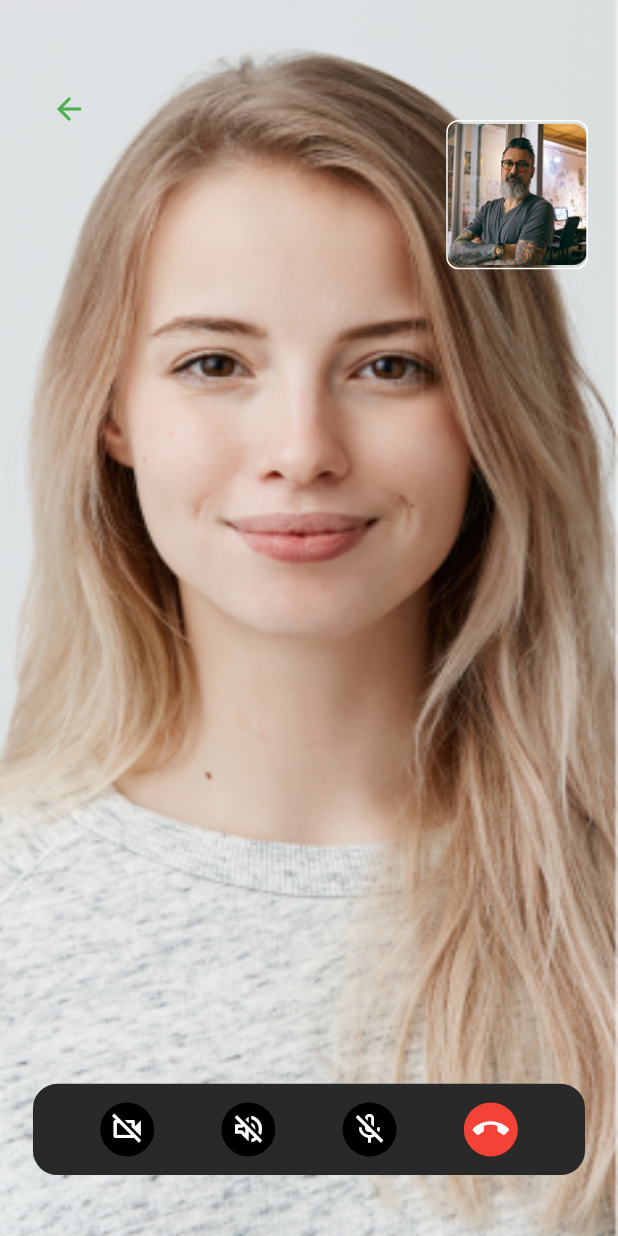
After one commit to naimulhassan2001/Flutter-Chat-App-, a Flutter app: the VideoCallScreen screen opened by its route, on a phone screen of 412 x 824 dp. The commit adds this screen. Run offline on Flutter 3.47's test engine with Material 3 defaults, Android fonts, the phone set to English and light mode, and no system bars; our stand-ins replace curved_navigation_bar, flutter_chat_bubble, flutter_local_notifications, flutter_screenutil, fluttertoast, get and 5 more; accounts and stored records are empty; network calls fail.

```diff
--- a/lib/controller/message/message_controller.dart
+++ b/lib/controller/message/message_controller.dart
@@ -1,4 +1,5 @@
 import 'dart:convert';
+import 'dart:io';
 
 import 'package:flutter/foundation.dart';
 import 'package:flutter/material.dart';
@@ -6,6 +7,7 @@ import 'package:flutter_chat_app/helpers/prefs_helper.dart';
 import 'package:flutter_chat_app/models/api_response_model.dart';
 import 'package:flutter_chat_app/models/message_model.dart';
 import 'package:get/get.dart';
+import 'package:image_picker/image_picker.dart';
 import '../../models/chat_message_model.dart';
 import '../../services/api_service.dart';
 import '../../services/socket_service.dart';
@@ -109,3 +111,44 @@ class MessageController extends GetxController {
     return "$hour:$minute";
   }
 }
+
+
+
+
+class TherapistController extends GetxController{
+
+  TextEditingController searchPatentName = TextEditingController();
+
+  TextEditingController messageController = TextEditingController();
+
+  RxInt index = 0.obs;
+  RxString sendMessage = ''.obs;
+  File? selectedMessageImage;
+  RxBool isCallConnected = true.obs;
+  RxBool isVideoCall = false.obs;
+  RxBool isVolumeMute = false.obs;
+  RxBool isMicMute = false.obs;
+  Rx<Offset> position = Offset(80.0, 20.0).obs;
+  RxDouble dragHorizontal = 20.0.obs;
+  RxDouble dragVertical = 80.0.obs;
+
+  Map sessionListMap =
+  {
+    "totalSessions" : 26,
+    "completeSessions" : 03
+  };
+
+
+  Future openGallery() async {
+    final pickImage =
+    await ImagePicker().pickImage(source: ImageSource.gallery);
+    selectedMessageImage = File(pickImage!.path);
+    update();
+  }
+
+// Future<void> openCamera() async{
+//   final cameras = await availableCameras();
+//   Get.to(VideoCallScreen(cameras: cameras));
+// }
+
+}
--- a/lib/core/app_routes.dart
+++ b/lib/core/app_routes.dart
@@ -3,6 +3,7 @@ import 'package:flutter_chat_app/view/screen/Auth/forgot%20password/create_passw
 import 'package:flutter_chat_app/view/screen/Auth/forgot%20password/forgot_password.dart';
 import 'package:flutter_chat_app/view/screen/Auth/forgot%20password/verify_forgot_otp.dart';
 import 'package:flutter_chat_app/view/screen/home/home_screen.dart';
+import 'package:flutter_chat_app/view/screen/message/video_call_screen.dart';
 import 'package:flutter_chat_app/view/screen/profile/profile_screen.dart';
 import 'package:flutter_chat_app/view/screen/profile/update_profile.dart';
 import 'package:flutter_chat_app/view/screen/setting/setting_screen.dart';
@@ -32,6 +33,7 @@ class AppRoutes {
   static const String verifyForgotOtp = "/verify_forgot_otp.dart";
   static const String changePassword = "/change_password_screen.dart";
   static const String setting = "/setting_screen.dart";
+  static const String videoCall = "/video_call_screen.dart";
 
   static List<GetPage> routes = [
     GetPage(name: test, page: () => TestScreen()),
@@ -49,5 +51,6 @@ class AppRoutes {
     GetPage(name: verifyForgotOtp, page: () => VerifyForgotPassword()),
     GetPage(name: changePassword, page: () => ChangePasswordScreen()),
     GetPage(name: setting, page: () => SettingScreen()),
+    GetPage(name: videoCall, page: () => VideoCallScreen()),
   ];
 }
--- a/lib/core/dependency_injection.dart
+++ b/lib/core/dependency_injection.dart
@@ -20,5 +20,6 @@ class DependencyInjection extends Bindings {
     Get.lazyPut(() => ChangePasswordController(), fenix: true);
     Get.lazyPut(() => ForgetPasswordController(), fenix: true);
     Get.lazyPut(() => SettingController(), fenix: true);
+    Get.lazyPut(() => TherapistController(), fenix: true);
   }
 }
--- a/lib/utils/app_images.dart
+++ b/lib/utils/app_images.dart
@@ -9,4 +9,6 @@ class AppImages {
   static const String profile = "$baseurl/profile.jpg";
   static const String defaultProfile = "$baseurl/default_profile.jpg";
   static const String createPasswordImage = "$baseurl/create_password_image.png";
+  static const String callerImg = "$baseurl/callerImg.png";
+  static const String patient_1 = "$baseurl/patient_1.png";
 }
--- a/lib/view/screen/message/message_screen.dart
+++ b/lib/view/screen/message/message_screen.dart
@@ -1,6 +1,7 @@
 import 'dart:convert';
 
 import 'package:flutter/material.dart';
+import 'package:flutter_chat_app/core/app_routes.dart';
 import 'package:flutter_chat_app/extension/extension.dart';
 import 'package:flutter_chat_app/models/api_response_model.dart';
 import 'package:flutter_chat_app/models/chat_list_model.dart';
@@ -93,6 +94,9 @@ class _MessageScreenState extends State<MessageScreen> {
                     ],
                   ),
                   const Spacer(),
+                  IconButton(
+                      onPressed: () => Get.toNamed(AppRoutes.videoCall),
+                      icon: const Icon(Icons.videocam_outlined)),
                   const Icon(Icons.more_vert_outlined)
                 ],
               ),
--- /dev/null
+++ b/lib/view/screen/message/video_call_screen.dart
@@ -0,0 +1,168 @@
+import 'dart:io';
+import 'dart:math';
+import 'package:flutter/material.dart';
+import 'package:flutter_screenutil/flutter_screenutil.dart';
+import 'package:get/get.dart';
+import '../../../../utils/app_colors.dart';
+import '../../../controller/message/message_controller.dart';
+import '../../../utils/app_images.dart';
+
+class VideoCallScreen extends StatelessWidget {
+  VideoCallScreen({super.key});
+
+  TherapistController therapistController = Get.put(TherapistController());
+
+  @override
+  Widget build(BuildContext context) {
+    return Scaffold(
+      body: Obx(() {
+        return Stack(
+          children: [
+            Image.asset(
+              AppImages.callerImg,
+              fit: BoxFit.fill,
+              height: MediaQuery.of(context).size.height,
+              width: MediaQuery.of(context).size.width,
+            ),
+            Positioned(
+              top: 48.h,
+              left: 20.w,
+              child: IconButton(
+                onPressed: () {
+                  Get.back();
+                },
+                icon: Icon(
+                  Platform.isIOS ? Icons.arrow_back_ios : Icons.arrow_back,
+                  color: Colors.green,
+                ),
+              ),
+            ),
+
+            ///<<<===================Caller Image==============================>
+            ///
+            Positioned(
+              top: therapistController.dragVertical.value,
+              right: therapistController.dragHorizontal.value,
+              child: GestureDetector(
+                onPanUpdate: (details) async {
+                  therapistController.dragHorizontal.value = max(
+                      0,
+                      therapistController.dragHorizontal.value -
+                          details.delta.dx);
+                  therapistController.dragVertical.value = max(
+                      therapistController.dragVertical.value + details.delta.dy,
+                      0);
+                },
+                child: Container(
+                  height: 98.h,
+                  width: 86.w,
+                  decoration: ShapeDecoration(
+                    image: const DecorationImage(
+                        image: AssetImage(AppImages.patient_1)),
+                    shape: RoundedRectangleBorder(
+                      borderRadius: BorderRadius.circular(8),
+                      side: const BorderSide(color: AppColors.white),
+                    ),
+                  ),
+                ),
+              ),
+            ),
+
+            ///<<<===================Call control bar====================>
+            Positioned(
+              right: 20.w,
+              left: 20.w,
+              bottom: 40.h,
+              child: Container(
+                height: 60.h,
+                width: MediaQuery.of(context).size.width,
+                decoration: BoxDecoration(
+                  color: AppColors.grey700,
+                  borderRadius: BorderRadius.circular(16.r),
+                ),
+                child: Row(
+                  mainAxisAlignment: MainAxisAlignment.spaceEvenly,
+                  children: [
+                    Container(
+                      height: 36,
+                      width: 36,
+                      decoration: const ShapeDecoration(
+                        color: AppColors.black,
+                        shape: CircleBorder(),
+                      ),
+                      child: InkWell(
+                          onTap: () {
+                            therapistController.isVideoCall.value =
+                                !therapistController.isVideoCall.value;
+                          },
+                          child: Icon(
+                            therapistController.isVideoCall.value
+                                ? Icons.videocam_outlined
+                                : Icons.videocam_off_outlined,
+                            color: AppColors.white,
+                          )),
+                    ),
+                    Container(
+                      height: 36,
+                      width: 36,
+                      decoration: const ShapeDecoration(
+                        color: AppColors.black,
+                        shape: CircleBorder(),
+                      ),
+                      child: InkWell(
+                          onTap: () {
+                            therapistController.isVolumeMute.value =
+                                !therapistController.isVolumeMute.value;
+                          },
+                          child: Icon(
+                            therapistController.isVolumeMute.value
+                                ? Icons.volume_up_outlined
+                                : Icons.volume_off_outlined,
+                            color: AppColors.white,
+                          )),
+                    ),
+                    Container(
+                      height: 36,
+                      width: 36,
+                      decoration: const ShapeDecoration(
+                        color: AppColors.black,
+                        shape: CircleBorder(),
+                      ),
+                      child: InkWell(
+                          onTap: () {
+                            therapistController.isMicMute.value =
+                                !therapistController.isMicMute.value;
+                          },
+                          child: Icon(
+                            therapistController.isMicMute.value
+                                ? Icons.mic_none_outlined
+                                : Icons.mic_off_outlined,
+                            color: AppColors.white,
+                          )),
+                    ),
+                    Container(
+                      height: 36,
+                      width: 36,
+                      decoration: const ShapeDecoration(
+                        color: AppColors.red,
+                        shape: CircleBorder(),
+                      ),
+                      child: InkWell(
+                          onTap: () {
+                            Get.back();
+                          },
+                          child: const Icon(
+                            Icons.call_end,
+                            color: AppColors.white,
+                          )),
+                    )
+                  ],
+                ),
+              ),
+            )
+          ],
+        );
+      }),
+    );
+  }
+}
```
Also changed, not shown: assets/images/callerImg.png (added), assets/images/patient_1.png (added).
